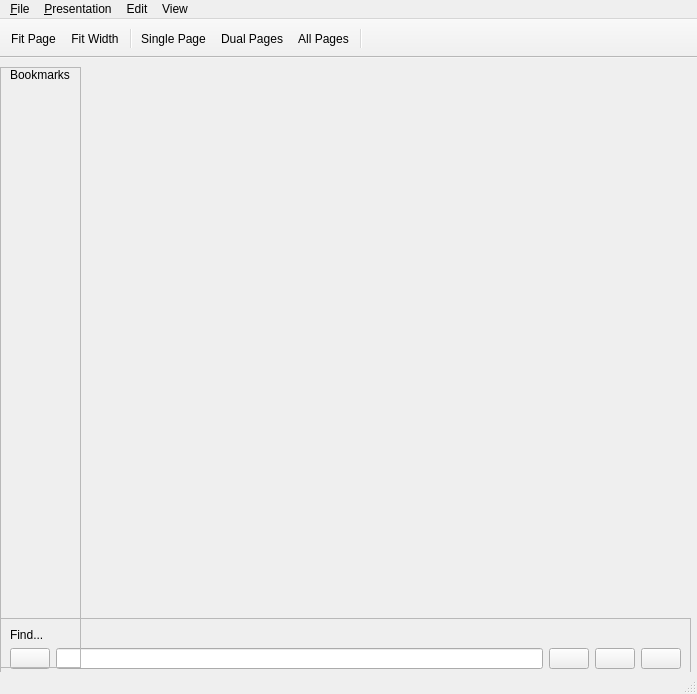
lumina-desktop/lumina, file src-qt5/desktop-utils/lumina-pdf/mainUI.ui: the form before one commit.
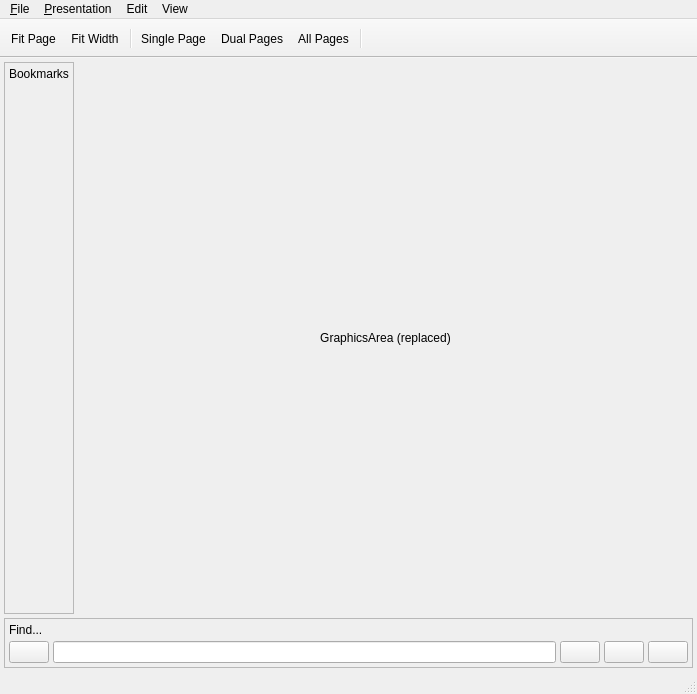
The form after the commit.

The edit to the form file:
```diff
--- a/src-qt5/desktop-utils/lumina-pdf/mainUI.ui
+++ b/src-qt5/desktop-utils/lumina-pdf/mainUI.ui
@@ -14,15 +14,77 @@
    <string>MainWindow</string>
   </property>
   <widget class="QWidget" name="centralwidget">
+   <layout class="QGridLayout" name="gridLayout_2">
+    <property name="leftMargin">
+     <number>4</number>
+    </property>
+    <property name="topMargin">
+     <number>4</number>
+    </property>
+    <property name="rightMargin">
+     <number>4</number>
+    </property>
+    <property name="bottomMargin">
+     <number>4</number>
+    </property>
+    <property name="spacing">
+     <number>4</number>
+    </property>
+    <item row="0" column="0">
+     <widget class="QFrame" name="bookmarksFrame">
+      <property name="frameShape">
+       <enum>QFrame::StyledPanel</enum>
+      </property>
+      <property name="frameShadow">
+       <enum>QFrame::Raised</enum>
+      </property>
+      <layout class="QVBoxLayout" name="verticalLayout">
+       <property name="spacing">
+        <number>6</number>
+       </property>
+       <property name="leftMargin">
+        <number>4</number>
+       </property>
+       <property name="topMargin">
+        <number>4</number>
+       </property>
+       <property name="rightMargin">
+        <number>4</number>
+       </property>
+       <property name="bottomMargin">
+        <number>4</number>
+       </property>
+       <item>
+        <widget class="QLabel" name="label_2">
+         <property name="text">
+          <string>Bookmarks</string>
+         </property>
+         <property name="alignment">
+          <set>Qt::AlignLeading|Qt::AlignLeft|Qt::AlignTop</set>
+         </property>
+        </widget>
+       </item>
+      </layout>
+     </widget>
+    </item>
+    <item row="0" column="1">
+     <widget class="QLabel" name="label_replaceme">
+      <property name="sizePolicy">
+       <sizepolicy hsizetype="Expanding" vsizetype="Expanding">
+        <horstretch>0</horstretch>
+        <verstretch>0</verstretch>
+       </sizepolicy>
+      </property>
+      <property name="text">
+       <string notr="true">GraphicsArea (replaced)</string>
+      </property>
+      <property name="alignment">
+       <set>Qt::AlignCenter</set>
+      </property>
+     </widget>
+    </item>
+    <item row="1" column="0" colspan="2">
    <widget class="QFrame" name="findGroup">
-    <property name="geometry">
-     <rect>
-      <x>0</x>
-      <y>560</y>
-      <width>691</width>
-      <height>61</height>
-     </rect>
-    </property>
     <property name="sizePolicy">
      <sizepolicy hsizetype="Preferred" vsizetype="Preferred">
       <horstretch>0</horstretch>
@@ -36,6 +98,21 @@
      <enum>QFrame::Raised</enum>
     </property>
     <layout class="QGridLayout" name="gridLayout">
+       <property name="leftMargin">
+        <number>4</number>
+       </property>
+       <property name="topMargin">
+        <number>4</number>
+       </property>
+       <property name="rightMargin">
+        <number>4</number>
+       </property>
+       <property name="bottomMargin">
+        <number>4</number>
+       </property>
+       <property name="spacing">
+        <number>4</number>
+       </property>
      <item row="1" column="0">
       <layout class="QHBoxLayout" name="horizontalLayout">
        <item>
@@ -83,35 +160,8 @@
      </item>
     </layout>
    </widget>
-   <widget class="QFrame" name="bookmarksFrame">
-    <property name="geometry">
-     <rect>
-      <x>0</x>
-      <y>9</y>
-      <width>81</width>
-      <height>601</height>
-     </rect>
-    </property>
-    <property name="frameShape">
-     <enum>QFrame::StyledPanel</enum>
-    </property>
-    <property name="frameShadow">
-     <enum>QFrame::Raised</enum>
-    </property>
-    <widget class="QLabel" name="label_2">
-     <property name="geometry">
-      <rect>
-       <x>10</x>
-       <y>0</y>
-       <width>71</width>
-       <height>16</height>
-      </rect>
-     </property>
-     <property name="text">
-      <string>Bookmarks</string>
-     </property>
-    </widget>
-   </widget>
+    </item>
+   </layout>
   </widget>
   <widget class="QMenuBar" name="menubar">
    <property name="geometry">
```
Left out of the diff: 2 changed lines with no effect on the pictures. Lines whose indentation alone changed are shown as unchanged.
